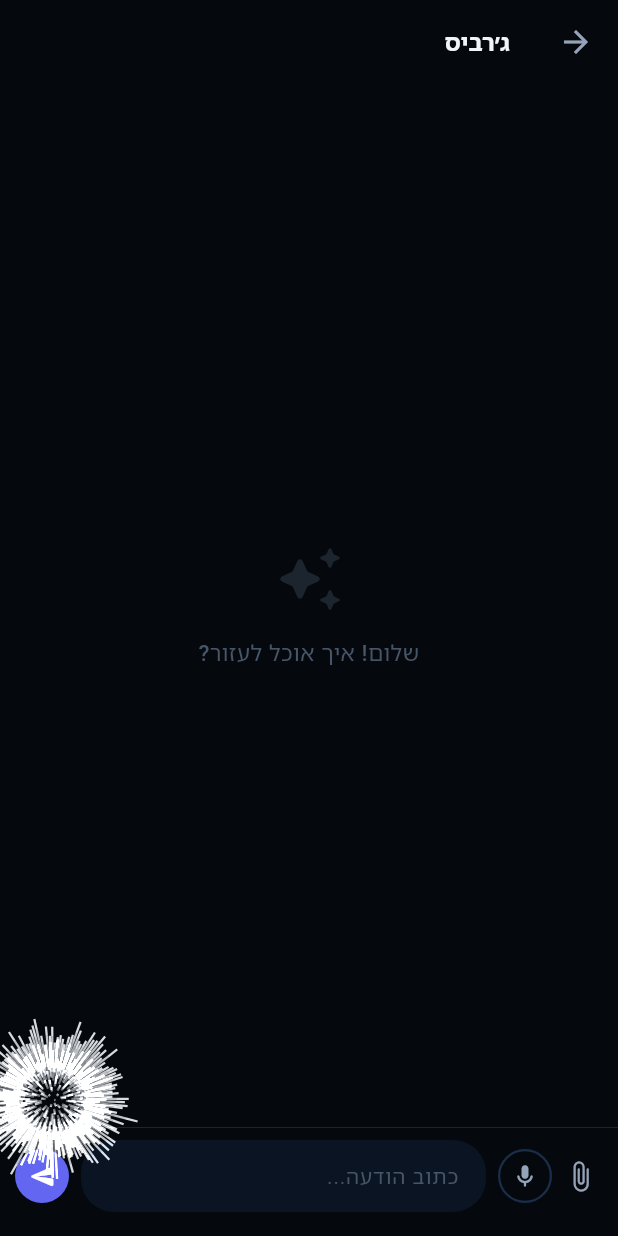
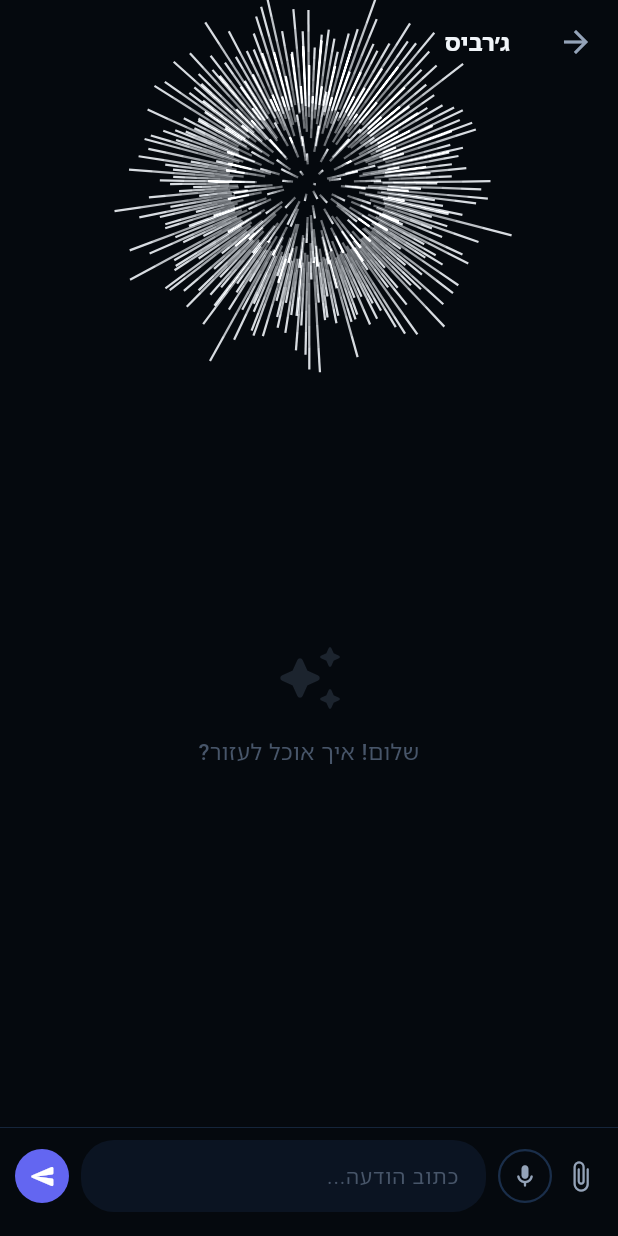
Before and after one commit to NadavZ-sketch/jarvis-server-nadav, a Flutter app: the ChatScreen screen opened directly, on a phone screen of 412 x 824 dp. Run offline on Flutter 3.47's test engine with Material 3 defaults, Android fonts, the phone set to English and light mode, and no system bars; our stand-ins replace audioplayers, file_picker, firebase_core, firebase_messaging, fl_chart, flutter_local_notifications and 7 more; accounts and stored records are empty; network calls fail; Roboto replaces fonts that are missing (Heebo); project files that could hold a hidden picture were left out.

Commit message:
feat(text-panel): replace corner FAB orb with centered 100px orb at top
Replaces the bottom-left mini-orb FAB (42px, Positioned inside a Stack)
with a medium JarvisOrb (100px) permanently centered at the top of the
text panel content area. Tapping it triggers HapticFeedback + switches
to voice mode. Orb follows settings for colors and explosion effect.

Removes: Stack wrapper, Positioned FAB block, _showVoiceTooltip(),
_fabTooltipEntry overlay field, and its dispose() cleanup.

Co-Authored-By: Claude Sonnet 4.6 <noreply@anthropic.com>
Claude-Session: https://claude.ai/code/session_01SRkPrsT2Ge5EKwi87G2K64

```diff
--- a/jarvis_mobile/lib/widgets/chat/text_panel.dart
+++ b/jarvis_mobile/lib/widgets/chat/text_panel.dart
@@ -51,8 +51,6 @@ class _TextPanelState extends State<TextPanel>
 
   bool _sending = false;
   int _prevCount = 0;
-
-  OverlayEntry? _fabTooltipEntry;
 
   String? _pendingFileName;
   List<int>? _pendingFileBytes;
@@ -344,46 +342,8 @@ class _TextPanelState extends State<TextPanel>
     }
   }
 
-  void _showVoiceTooltip() {
-    _fabTooltipEntry?.remove();
-    final overlay = Overlay.of(context);
-    _fabTooltipEntry = OverlayEntry(
-      builder: (_) => Positioned(
-        bottom: 120,
-        left: 60,
-        child: Material(
-          color: Colors.transparent,
-          child: Container(
-            padding: const EdgeInsets.symmetric(horizontal: 10, vertical: 6),
-            decoration: BoxDecoration(
-              color: JC.surfaceAlt,
-              borderRadius: BorderRadius.circular(8),
-              border: Border.all(color: JC.blue400.withValues(alpha: 0.4)),
-            ),
-            child: Text(
-              'חזרה לקול',
-              textDirection: TextDirection.rtl,
-              style: TextStyle(
-                color: JC.blue300,
-                fontSize: 11,
-                fontFamily: 'Heebo',
-                fontWeight: FontWeight.w600,
-              ),
-            ),
-          ),
-        ),
-      ),
-    );
-    overlay.insert(_fabTooltipEntry!);
-    Future.delayed(const Duration(milliseconds: 1500), () {
-      _fabTooltipEntry?.remove();
-      _fabTooltipEntry = null;
-    });
-  }
-
   @override
   void dispose() {
-    _fabTooltipEntry?.remove();
     _textCtrl.dispose();
     _scrollCtrl.dispose();
     _micCtrl.dispose();
@@ -415,11 +375,33 @@ class _TextPanelState extends State<TextPanel>
 
   @override
   Widget build(BuildContext context) {
-    return Stack(
+    return Column(
       key: const ValueKey('text'),
       children: [
-        Column(
-          children: [
+        // Center orb — tappable to switch to voice mode
+        Padding(
+          padding: const EdgeInsets.symmetric(vertical: 16),
+          child: Center(
+            child: JarvisOrb(
+              state: JarvisState.idle,
+              level: 0,
+              size: 100,
+              onTap: widget.onSwitchToVoice == null
+                  ? null
+                  : () {
+                      HapticFeedback.mediumImpact();
+                      widget.onSwitchToVoice!();
+                    },
+              baseColorOverride: widget.settings.orbCustomColors
+                  ? Color(widget.settings.orbBaseColor) : null,
+              tipColorOverride: widget.settings.orbCustomColors
+                  ? Color(widget.settings.orbTipColor) : null,
+              voiceSensitivity: widget.settings.orbVoiceSensitivity,
+              rotationSensitivity: widget.settings.orbRotationSensitivity,
+              explosionEnabled: widget.settings.orbExplosionEnabled,
+            ),
+          ),
+        ),
         Expanded(
           child: widget.messages.isEmpty
               ? _buildEmptyState()
@@ -453,37 +435,6 @@ class _TextPanelState extends State<TextPanel>
           onSend: _sendText,
           onMic: _toggleMic,
           onAttach: _showAttachmentSheet,
-            ),
-          ],
-        ),
-        // Mini-Orb FAB — switches to voice mode
-        if (widget.onSwitchToVoice != null)
-          Positioned(
-            bottom: 70,
-            left: 14,
-            width: 42,
-            height: 42,
-            child: GestureDetector(
-              key: const Key('mini_orb_fab'),
-              behavior: HitTestBehavior.opaque,
-              onLongPress: _showVoiceTooltip,
-              child: JarvisOrb(
-                state: JarvisState.idle,
-                level: 0,
-                size: 42,
-                onTap: () {
-                  HapticFeedback.mediumImpact();
-                  widget.onSwitchToVoice!();
-                },
-                baseColorOverride: widget.settings.orbCustomColors
-                    ? Color(widget.settings.orbBaseColor) : null,
-                tipColorOverride: widget.settings.orbCustomColors
-                    ? Color(widget.settings.orbTipColor) : null,
-                voiceSensitivity: widget.settings.orbVoiceSensitivity,
-                rotationSensitivity: widget.settings.orbRotationSensitivity,
-                explosionEnabled: false,
-              ),
-            ),
         ),
       ],
     );
```
Lines whose indentation alone changed are shown as unchanged.
